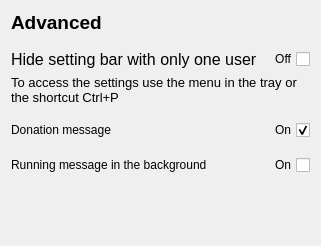
Qt form zapzap/view/ui/advanced_page.ui (jmbatistav/zapzap) before a commit.
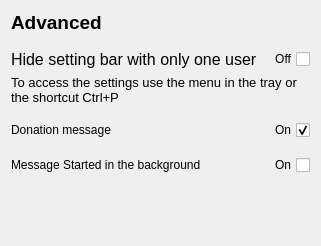
The same form after that commit.

```diff
--- a/zapzap/view/ui/advanced_page.ui
+++ b/zapzap/view/ui/advanced_page.ui
@@ -102,7 +102,7 @@
      <item row="1" column="0">
       <widget class="QLabel" name="label_5">
        <property name="text">
-        <string>Running message in the background</string>
+        <string>Message Started in the background</string>
        </property>
       </widget>
      </item>
```
